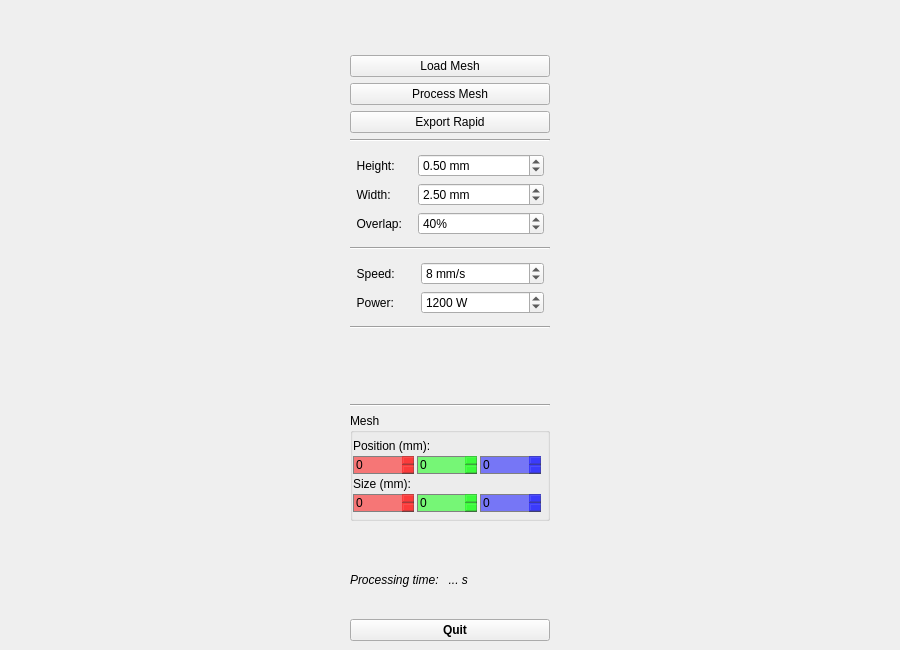
This is etna_planning/src/robpath/robpath.ui in openlmd/etna as Qt 5 draws it before an edit. The edited form follows.
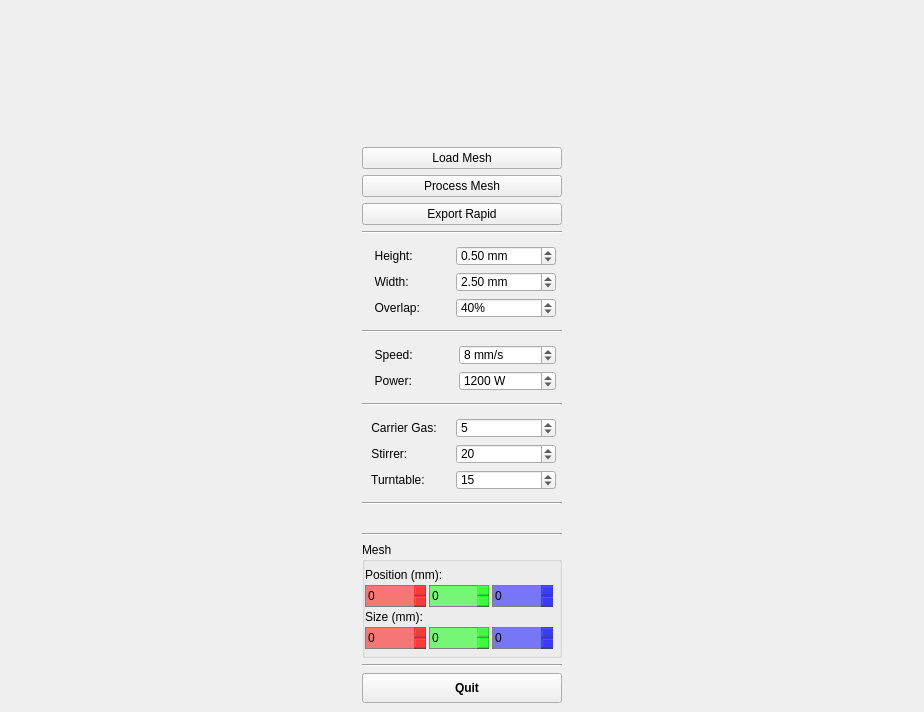
This is the edited form. Icons and pictures are not drawn.

Patch:
```diff
--- a/etna_planning/src/robpath/robpath.ui
+++ b/etna_planning/src/robpath/robpath.ui
@@ -6,8 +6,8 @@
    <rect>
     <x>0</x>
     <y>0</y>
-    <width>900</width>
-    <height>650</height>
+    <width>924</width>
+    <height>712</height>
    </rect>
   </property>
   <property name="sizePolicy">
@@ -64,55 +64,203 @@
     </font>
    </property>
    <layout class="QGridLayout" name="gridLayout">
-    <item row="7" column="1">
-     <widget class="Line" name="line">
-      <property name="orientation">
-       <enum>Qt::Horizontal</enum>
-      </property>
-     </widget>
-    </item>
-    <item row="0" column="1">
-     <widget class="QLabel" name="lblLogo">
-      <property name="text">
-       <string/>
-      </property>
-      <property name="pixmap">
-       <pixmap>logo.jpg</pixmap>
-      </property>
-      <property name="alignment">
-       <set>Qt::AlignCenter</set>
-      </property>
-     </widget>
-    </item>
-    <item row="18" column="1">
-     <widget class="QLabel" name="lblInfo">
-      <property name="font">
-       <font>
-        <weight>50</weight>
-        <italic>true</italic>
-        <bold>false</bold>
-       </font>
-      </property>
-      <property name="text">
-       <string>Processing time:   ... s</string>
-      </property>
-      <property name="alignment">
-       <set>Qt::AlignLeading|Qt::AlignLeft|Qt::AlignTop</set>
-      </property>
-     </widget>
-    </item>
     <item row="6" column="1">
-     <layout class="QFormLayout" name="formLayout">
+     <widget class="Line" name="line_2">
+      <property name="orientation">
+       <enum>Qt::Horizontal</enum>
+      </property>
+     </widget>
+    </item>
+    <item row="9" column="1">
+     <widget class="Line" name="line">
+      <property name="orientation">
+       <enum>Qt::Horizontal</enum>
+      </property>
+     </widget>
+    </item>
+    <item row="15" column="1" rowspan="2">
+     <layout class="QFormLayout" name="flPowder">
       <property name="fieldGrowthPolicy">
        <enum>QFormLayout::AllNonFixedFieldsGrow</enum>
       </property>
-      <property name="topMargin">
+      <property name="margin">
        <number>6</number>
       </property>
-      <property name="rightMargin">
-       <number>6</number>
+      <item row="0" column="1">
+       <widget class="QDoubleSpinBox" name="sbCarrier">
+        <property name="minimumSize">
+         <size>
+          <width>0</width>
+          <height>20</height>
+         </size>
+        </property>
+        <property name="font">
+         <font>
+          <weight>50</weight>
+          <bold>false</bold>
+         </font>
+        </property>
+        <property name="decimals">
+         <number>0</number>
+        </property>
+        <property name="maximum">
+         <double>10.000000000000000</double>
+        </property>
+        <property name="value">
+         <double>5.000000000000000</double>
+        </property>
+       </widget>
+      </item>
+      <item row="1" column="0">
+       <widget class="QLabel" name="lblStirrer">
+        <property name="font">
+         <font>
+          <weight>50</weight>
+          <bold>false</bold>
+         </font>
+        </property>
+        <property name="text">
+         <string> Stirrer:   </string>
+        </property>
+       </widget>
+      </item>
+      <item row="1" column="1">
+       <widget class="QDoubleSpinBox" name="sbStirrer">
+        <property name="minimumSize">
+         <size>
+          <width>0</width>
+          <height>20</height>
+         </size>
+        </property>
+        <property name="font">
+         <font>
+          <weight>50</weight>
+          <bold>false</bold>
+         </font>
+        </property>
+        <property name="decimals">
+         <number>0</number>
+        </property>
+        <property name="maximum">
+         <double>50.000000000000000</double>
+        </property>
+        <property name="value">
+         <double>20.000000000000000</double>
+        </property>
+       </widget>
+      </item>
+      <item row="2" column="0">
+       <widget class="QLabel" name="lblTurntable">
+        <property name="font">
+         <font>
+          <weight>50</weight>
+          <bold>false</bold>
+         </font>
+        </property>
+        <property name="text">
+         <string> Turntable:   </string>
+        </property>
+       </widget>
+      </item>
+      <item row="2" column="1">
+       <widget class="QDoubleSpinBox" name="sbTurntable">
+        <property name="minimumSize">
+         <size>
+          <width>0</width>
+          <height>20</height>
+         </size>
+        </property>
+        <property name="font">
+         <font>
+          <weight>50</weight>
+          <bold>false</bold>
+         </font>
+        </property>
+        <property name="decimals">
+         <number>0</number>
+        </property>
+        <property name="maximum">
+         <double>50.000000000000000</double>
+        </property>
+        <property name="value">
+         <double>15.000000000000000</double>
+        </property>
+       </widget>
+      </item>
+      <item row="0" column="0">
+       <widget class="QLabel" name="lblCarrier">
+        <property name="font">
+         <font>
+          <weight>50</weight>
+          <bold>false</bold>
+         </font>
+        </property>
+        <property name="text">
+         <string> Carrier Gas:    </string>
+        </property>
+       </widget>
+      </item>
+     </layout>
+    </item>
+    <item row="22" column="1">
+     <widget class="Line" name="line_4">
+      <property name="orientation">
+       <enum>Qt::Horizontal</enum>
       </property>
-      <property name="bottomMargin">
+     </widget>
+    </item>
+    <item row="0" column="0" rowspan="28">
+     <layout class="QHBoxLayout" name="boxPlot">
+      <property name="spacing">
+       <number>0</number>
+      </property>
+     </layout>
+    </item>
+    <item row="14" column="1">
+     <widget class="Line" name="line_3">
+      <property name="orientation">
+       <enum>Qt::Horizontal</enum>
+      </property>
+     </widget>
+    </item>
+    <item row="3" column="1">
+     <widget class="QPushButton" name="btnLoadMesh">
+      <property name="minimumSize">
+       <size>
+        <width>200</width>
+        <height>0</height>
+       </size>
+      </property>
+      <property name="maximumSize">
+       <size>
+        <width>200</width>
+        <height>16777215</height>
+       </size>
+      </property>
+      <property name="font">
+       <font>
+        <weight>50</weight>
+        <bold>false</bold>
+       </font>
+      </property>
+      <property name="text">
+       <string>Load Mesh</string>
+      </property>
+     </widget>
+    </item>
+    <item row="26" column="1">
+     <widget class="Line" name="line_5">
+      <property name="orientation">
+       <enum>Qt::Horizontal</enum>
+      </property>
+     </widget>
+    </item>
+    <item row="7" column="1" rowspan="2">
+     <layout class="QFormLayout" name="flGeometry">
+      <property name="fieldGrowthPolicy">
+       <enum>QFormLayout::AllNonFixedFieldsGrow</enum>
+      </property>
+      <property name="margin">
        <number>6</number>
       </property>
       <item row="0" column="0">
@@ -124,12 +272,18 @@
          </font>
         </property>
         <property name="text">
-         <string>  Height:   </string>
+         <string>  Height:           </string>
         </property>
        </widget>
       </item>
       <item row="0" column="1">
        <widget class="QDoubleSpinBox" name="sbHeight">
+        <property name="minimumSize">
+         <size>
+          <width>0</width>
+          <height>20</height>
+         </size>
+        </property>
         <property name="font">
          <font>
           <weight>50</weight>
@@ -165,6 +319,12 @@
       </item>
       <item row="1" column="1">
        <widget class="QDoubleSpinBox" name="sbWidth">
+        <property name="minimumSize">
+         <size>
+          <width>0</width>
+          <height>20</height>
+         </size>
+        </property>
         <property name="font">
          <font>
           <weight>50</weight>
@@ -200,6 +360,12 @@
       </item>
       <item row="2" column="1">
        <widget class="QDoubleSpinBox" name="sbOverlap">
+        <property name="minimumSize">
+         <size>
+          <width>0</width>
+          <height>20</height>
+         </size>
+        </property>
         <property name="font">
          <font>
           <weight>50</weight>
@@ -225,64 +391,7 @@
       </item>
      </layout>
     </item>
-    <item row="3" column="1">
-     <widget class="QPushButton" name="btnProcessMesh">
-      <property name="minimumSize">
-       <size>
-        <width>200</width>
-        <height>0</height>
-       </size>
-      </property>
-      <property name="maximumSize">
-       <size>
-        <width>200</width>
-        <height>16777215</height>
-       </size>
-      </property>
-      <property name="font">
-       <font>
-        <weight>50</weight>
-        <bold>false</bold>
-       </font>
-      </property>
-      <property name="text">
-       <string>Process Mesh</string>
-      </property>
-     </widget>
-    </item>
-    <item row="2" column="1">
-     <widget class="QPushButton" name="btnLoadMesh">
-      <property name="minimumSize">
-       <size>
-        <width>200</width>
-        <height>0</height>
-       </size>
-      </property>
-      <property name="maximumSize">
-       <size>
-        <width>200</width>
-        <height>16777215</height>
-       </size>
-      </property>
-      <property name="font">
-       <font>
-        <weight>50</weight>
-        <bold>false</bold>
-       </font>
-      </property>
-      <property name="text">
-       <string>Load Mesh</string>
-      </property>
-     </widget>
-    </item>
-    <item row="0" column="0" rowspan="21">
-     <layout class="QHBoxLayout" name="boxPlot">
-      <property name="spacing">
-       <number>0</number>
-      </property>
-     </layout>
-    </item>
-    <item row="20" column="1">
+    <item row="27" column="1">
      <widget class="QPushButton" name="btnQuit">
       <property name="enabled">
        <bool>true</bool>
@@ -296,7 +405,7 @@
       <property name="minimumSize">
        <size>
         <width>200</width>
-        <height>0</height>
+        <height>30</height>
        </size>
       </property>
       <property name="maximumSize">
@@ -328,7 +437,7 @@
       </property>
      </widget>
     </item>
-    <item row="4" column="1">
+    <item row="5" column="1">
      <widget class="QPushButton" name="btnSaveRapid">
       <property name="minimumSize">
        <size>
@@ -354,15 +463,34 @@
       </property>
      </widget>
     </item>
-    <item row="8" column="1">
-     <layout class="QFormLayout" name="formLayout_2">
-      <property name="topMargin">
-       <number>6</number>
+    <item row="4" column="1">
+     <widget class="QPushButton" name="btnProcessMesh">
+      <property name="minimumSize">
+       <size>
+        <width>200</width>
+        <height>0</height>
+       </size>
       </property>
-      <property name="rightMargin">
-       <number>6</number>
+      <property name="maximumSize">
+       <size>
+        <width>200</width>
+        <height>16777215</height>
+       </size>
       </property>
-      <property name="bottomMargin">
+      <property name="font">
+       <font>
+        <weight>50</weight>
+        <bold>false</bold>
+       </font>
+      </property>
+      <property name="text">
+       <string>Process Mesh</string>
+      </property>
+     </widget>
+    </item>
+    <item row="10" column="1" rowspan="4">
+     <layout class="QFormLayout" name="flLaser">
+      <property name="margin">
        <number>6</number>
       </property>
       <item row="0" column="0">
@@ -374,12 +502,18 @@
          </font>
         </property>
         <property name="text">
-         <string>  Speed:      </string>
+         <string>  Speed:            </string>
         </property>
        </widget>
       </item>
       <item row="0" column="1">
        <widget class="QDoubleSpinBox" name="sbSpeed">
+        <property name="minimumSize">
+         <size>
+          <width>0</width>
+          <height>20</height>
+         </size>
+        </property>
         <property name="font">
          <font>
           <weight>50</weight>
@@ -415,6 +549,12 @@
       </item>
       <item row="1" column="1">
        <widget class="QDoubleSpinBox" name="sbPower">
+        <property name="minimumSize">
+         <size>
+          <width>0</width>
+          <height>20</height>
+         </size>
+        </property>
         <property name="font">
          <font>
           <weight>50</weight>
@@ -440,28 +580,7 @@
       </item>
      </layout>
     </item>
-    <item row="5" column="1">
-     <widget class="Line" name="line_2">
-      <property name="orientation">
-       <enum>Qt::Horizontal</enum>
-      </property>
-     </widget>
-    </item>
-    <item row="9" column="1">
-     <widget class="Line" name="line_3">
-      <property name="orientation">
-       <enum>Qt::Horizontal</enum>
-      </property>
-     </widget>
-    </item>
-    <item row="13" column="1">
-     <widget class="Line" name="line_4">
-      <property name="orientation">
-       <enum>Qt::Horizontal</enum>
-      </property>
-     </widget>
-    </item>
-    <item row="14" column="1" rowspan="2">
+    <item row="23" column="1" rowspan="3">
      <widget class="QGroupBox" name="groupBox">
       <property name="font">
        <font>
@@ -508,6 +627,12 @@
          </property>
          <item row="0" column="0">
           <widget class="QDoubleSpinBox" name="sbPositionX">
+           <property name="minimumSize">
+            <size>
+             <width>0</width>
+             <height>22</height>
+            </size>
+           </property>
            <property name="font">
             <font>
              <weight>50</weight>
@@ -541,7 +666,7 @@
            <property name="minimumSize">
             <size>
              <width>0</width>
-             <height>0</height>
+             <height>22</height>
             </size>
            </property>
            <property name="font">
@@ -582,6 +707,12 @@
          </item>
          <item row="0" column="2">
           <widget class="QDoubleSpinBox" name="sbPositionZ">
+           <property name="minimumSize">
+            <size>
+             <width>0</width>
+             <height>22</height>
+            </size>
+           </property>
            <property name="font">
             <font>
              <weight>50</weight>
@@ -630,6 +761,12 @@
          </property>
          <item row="0" column="0">
           <widget class="QDoubleSpinBox" name="sbSizeX">
+           <property name="minimumSize">
+            <size>
+             <width>0</width>
+             <height>22</height>
+            </size>
+           </property>
            <property name="font">
             <font>
              <weight>50</weight>
@@ -663,7 +800,7 @@
            <property name="minimumSize">
             <size>
              <width>0</width>
-             <height>0</height>
+             <height>22</height>
             </size>
            </property>
            <property name="font">
@@ -704,6 +841,12 @@
          </item>
          <item row="0" column="2">
           <widget class="QDoubleSpinBox" name="sbSizeZ">
+           <property name="minimumSize">
+            <size>
+             <width>0</width>
+             <height>22</height>
+            </size>
+           </property>
            <property name="font">
             <font>
              <weight>50</weight>
@@ -736,6 +879,45 @@
       </layout>
      </widget>
     </item>
+    <item row="19" column="1" rowspan="3">
+     <spacer name="verticalSpacer">
+      <property name="orientation">
+       <enum>Qt::Vertical</enum>
+      </property>
+      <property name="sizeHint" stdset="0">
+       <size>
+        <width>20</width>
+        <height>40</height>
+       </size>
+      </property>
+     </spacer>
+    </item>
+    <item row="1" column="1">
+     <widget class="QLabel" name="lblLogo">
+      <property name="minimumSize">
+       <size>
+        <width>120</width>
+        <height>120</height>
+       </size>
+      </property>
+      <property name="text">
+       <string/>
+      </property>
+      <property name="pixmap">
+       <pixmap>logo.jpg</pixmap>
+      </property>
+      <property name="alignment">
+       <set>Qt::AlignCenter</set>
+      </property>
+     </widget>
+    </item>
+    <item row="17" column="1" rowspan="2">
+     <widget class="Line" name="line_6">
+      <property name="orientation">
+       <enum>Qt::Horizontal</enum>
+      </property>
+     </widget>
+    </item>
    </layout>
   </widget>
  </widget>
```
